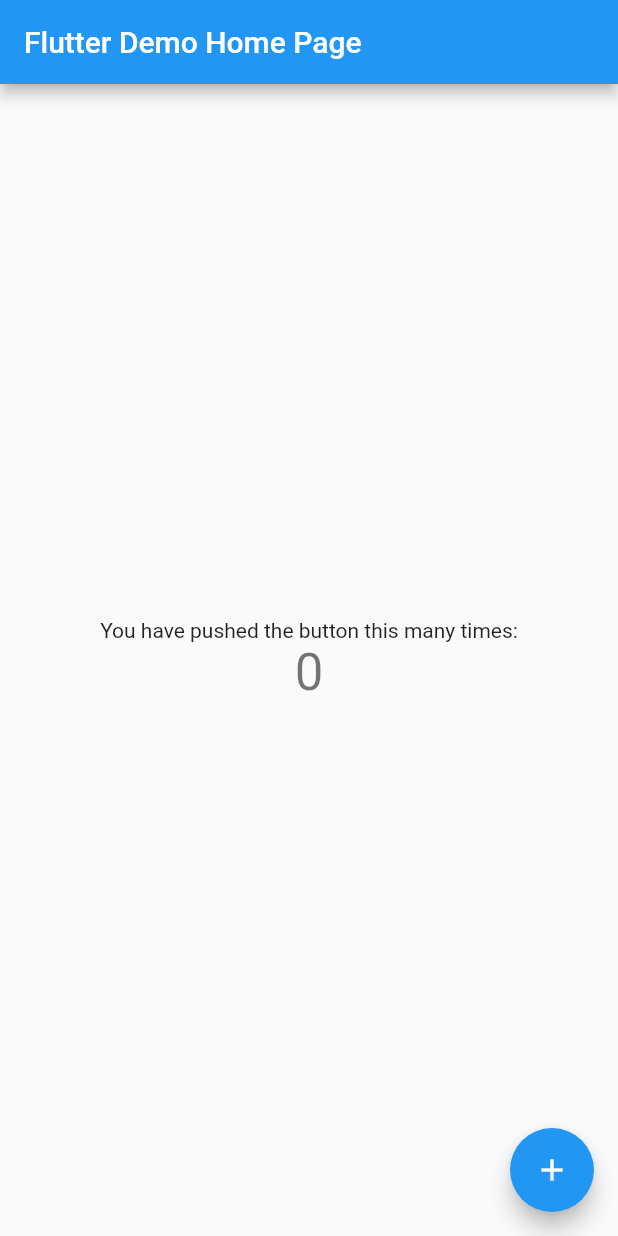
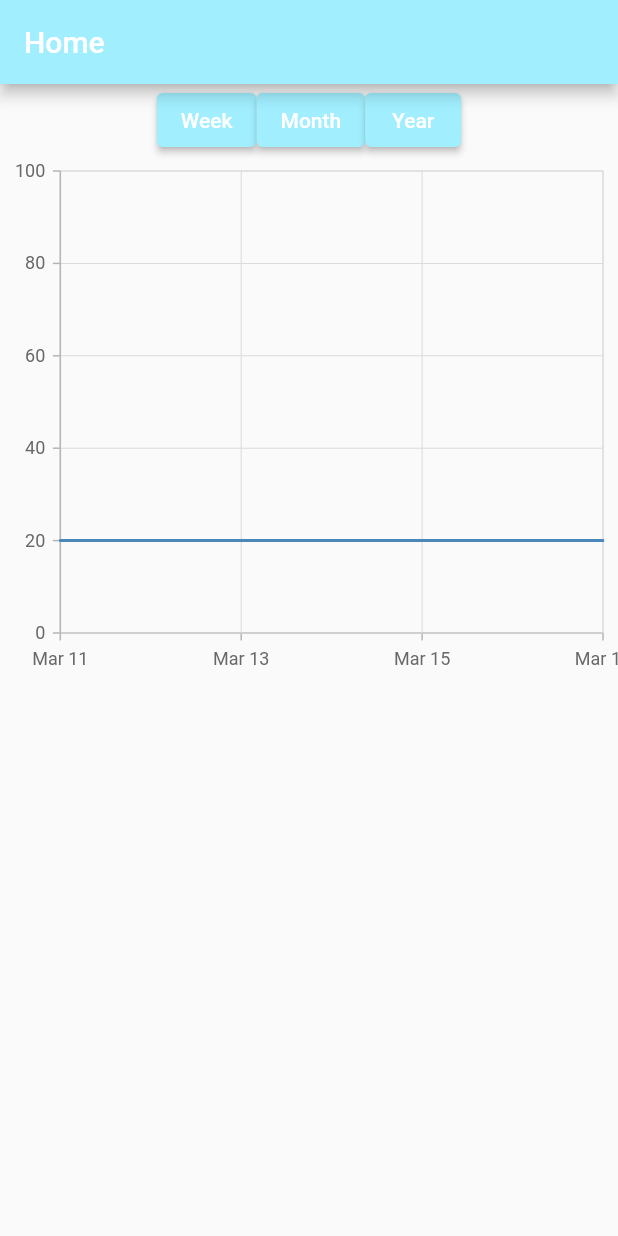
Before and after one commit to GDSC-UTokyo/hackathon__mental-app__mobile, a Flutter app: the screen it shows after launch, on a phone screen of 412 x 824 dp. Run offline on Flutter 3.47's test engine with Material 2 defaults, Android fonts, the phone set to English and light mode, and no system bars; our stand-ins replace google_fonts, routemaster, syncfusion_flutter_charts.

Commit message:
create theme

```diff
--- a/lib/app.dart
+++ b/lib/app.dart
@@ -0,0 +1,24 @@
+import 'package:routemaster/routemaster.dart';
+import 'package:flutter/material.dart';
+import 'package:app/screens/home/home.dart';
+import 'package:app/screens/home/unknown.dart';
+
+class MyApp extends StatelessWidget {
+  const MyApp({super.key});
+
+  @override
+  Widget build(BuildContext context) {
+    return MaterialApp.router(
+      routerDelegate: RoutemasterDelegate(
+        routesBuilder: (context) => RouteMap(
+          onUnknownRoute: (path) =>
+              const MaterialPage(child: UnknownPage()), //FIXME:
+          routes: {
+            '/': (_) => const MaterialPage(child: HomePage()),
+          },
+        ),
+      ),
+      routeInformationParser: const RoutemasterParser(),
+    );
+  }
+}
--- a/lib/main.dart
+++ b/lib/main.dart
@@ -1,115 +1,15 @@
 import 'package:flutter/material.dart';
+import 'package:provider/provider.dart';
+import "package:app/app.dart";
+import 'package:app/theme/theme.dart';
 
 void main() {
-  runApp(const MyApp());
+  runApp(
+    MultiProvider(
+      providers: [
+        ChangeNotifierProvider(create: (_) => ThemeProvider()),
+      ],
+      child: const MyApp(),
+    ),
+  );
 }
-
-class MyApp extends StatelessWidget {
-  const MyApp({super.key});
-
-  // This widget is the root of your application.
-  @override
-  Widget build(BuildContext context) {
-    return MaterialApp(
-      title: 'Flutter Demo',
-      theme: ThemeData(
-        // This is the theme of your application.
-        //
-        // Try running your application with "flutter run". You'll see the
-        // application has a blue toolbar. Then, without quitting the app, try
-        // changing the primarySwatch below to Colors.green and then invoke
-        // "hot reload" (press "r" in the console where you ran "flutter run",
-        // or simply save your changes to "hot reload" in a Flutter IDE).
-        // Notice that the counter didn't reset back to zero; the application
-        // is not restarted.
-        primarySwatch: Colors.blue,
-      ),
-      home: const MyHomePage(title: 'Flutter Demo Home Page'),
-    );
-  }
-}
-
-class MyHomePage extends StatefulWidget {
-  const MyHomePage({super.key, required this.title});
-
-  // This widget is the home page of your application. It is stateful, meaning
-  // that it has a State object (defined below) that contains fields that affect
-  // how it looks.
-
-  // This class is the configuration for the state. It holds the values (in this
-  // case the title) provided by the parent (in this case the App widget) and
-  // used by the build method of the State. Fields in a Widget subclass are
-  // always marked "final".
-
-  final String title;
-
-  @override
-  State<MyHomePage> createState() => _MyHomePageState();
-}
-
-class _MyHomePageState extends State<MyHomePage> {
-  int _counter = 0;
-
-  void _incrementCounter() {
-    setState(() {
-      // This call to setState tells the Flutter framework that something has
-      // changed in this State, which causes it to rerun the build method below
-      // so that the display can reflect the updated values. If we changed
-      // _counter without calling setState(), then the build method would not be
-      // called again, and so nothing would appear to happen.
-      _counter++;
-    });
-  }
-
-  @override
-  Widget build(BuildContext context) {
-    // This method is rerun every time setState is called, for instance as done
-    // by the _incrementCounter method above.
-    //
-    // The Flutter framework has been optimized to make rerunning build methods
-    // fast, so that you can just rebuild anything that needs updating rather
-    // than having to individually change instances of widgets.
-    return Scaffold(
-      appBar: AppBar(
-        // Here we take the value from the MyHomePage object that was created by
-        // the App.build method, and use it to set our appbar title.
-        title: Text(widget.title),
-      ),
-      body: Center(
-        // Center is a layout widget. It takes a single child and positions it
-        // in the middle of the parent.
-        child: Column(
-          // Column is also a layout widget. It takes a list of children and
-          // arranges them vertically. By default, it sizes itself to fit its
-          // children horizontally, and tries to be as tall as its parent.
-          //
-          // Invoke "debug painting" (press "p" in the console, choose the
-          // "Toggle Debug Paint" action from the Flutter Inspector in Android
-          // Studio, or the "Toggle Debug Paint" command in Visual Studio Code)
-          // to see the wireframe for each widget.
-          //
-          // Column has various properties to control how it sizes itself and
-          // how it positions its children. Here we use mainAxisAlignment to
-          // center the children vertically; the main axis here is the vertical
-          // axis because Columns are vertical (the cross axis would be
-          // horizontal).
-          mainAxisAlignment: MainAxisAlignment.center,
-          children: <Widget>[
-            const Text(
-              'You have pushed the button this many times:',
-            ),
-            Text(
-              '$_counter',
-              style: Theme.of(context).textTheme.headlineMedium,
-            ),
-          ],
-        ),
-      ),
-      floatingActionButton: FloatingActionButton(
-        onPressed: _incrementCounter,
-        tooltip: 'Increment',
-        child: const Icon(Icons.add),
-      ), // This trailing comma makes auto-formatting nicer for build methods.
-    );
-  }
-}
--- /dev/null
+++ b/lib/screens/home/home.dart
@@ -0,0 +1,135 @@
+import 'package:app/theme/theme.dart';
+import 'package:flutter/material.dart';
+import 'package:syncfusion_flutter_charts/charts.dart';
+import 'package:provider/provider.dart';
+import 'dart:math';
+
+class HomePage extends StatefulWidget {
+  const HomePage({super.key});
+
+  @override
+  _HomePageState createState() => _HomePageState();
+}
+
+class _HomePageState extends State<HomePage> {
+  String _period = 'week';
+  List<Data> _data = [];
+
+  @override
+  void initState() {
+    super.initState();
+    _data = _generateData();
+  }
+
+  List<Data> _generateData() {
+    final now = DateTime.now();
+    List<Data> data = [];
+
+    switch (_period) {
+      case 'week':
+        for (int i = 6; i >= 0; i--) {
+          final date = now.subtract(Duration(days: i));
+          final value = Random().nextInt(100).toDouble();
+          data.add(Data(date, value));
+        }
+        break;
+      case 'month':
+        for (int i = 29; i >= 0; i--) {
+          final date = now.subtract(Duration(days: i));
+          final value = Random().nextInt(100).toDouble();
+          data.add(Data(date, value));
+        }
+        break;
+      case 'year':
+        for (int i = 365; i >= 0; i--) {
+          final date = now.subtract(Duration(days: i));
+          final value = Random().nextInt(100).toDouble();
+          data.add(Data(date, value));
+        }
+        break;
+    }
+
+    return data;
+  }
+
+  @override
+  Widget build(BuildContext context) {
+    const double yAxisMin = 0;
+    const double yAxisMax = 100;
+    final themeColor = Provider.of<ThemeProvider>(context).theme.colorTheme;
+
+    return Scaffold(
+      appBar: AppBar(
+        title: const Text('Home'),
+        backgroundColor: themeColor.primary,
+      ),
+      body: SizedBox(
+        height: 400,
+        child: Column(
+          crossAxisAlignment: CrossAxisAlignment.stretch,
+          children: [
+            Row(
+              mainAxisAlignment: MainAxisAlignment.center,
+              children: [
+                ElevatedButton(
+                  style: ElevatedButton.styleFrom(
+                      backgroundColor: themeColor.primary),
+                  onPressed: () {
+                    setState(() {
+                      _period = 'week';
+                      _data = _generateData();
+                    });
+                  },
+                  child: const Text('Week'),
+                ),
+                ElevatedButton(
+                  style: ElevatedButton.styleFrom(
+                      backgroundColor: themeColor.primary),
+                  onPressed: () {
+                    setState(() {
+                      _period = 'month';
+                      _data = _generateData();
+                    });
+                  },
+                  child: const Text('Month'),
+                ),
+                ElevatedButton(
+                  style: ElevatedButton.styleFrom(
+                      backgroundColor: themeColor.primary),
+                  onPressed: () {
+                    setState(() {
+                      _period = 'year';
+                      _data = _generateData();
+                    });
+                  },
+                  child: const Text('Year'),
+                ),
+              ],
+            ),
+            Expanded(
+              child: SfCartesianChart(
+                primaryXAxis: DateTimeAxis(),
+                series: <ChartSeries<Data, DateTime>>[
+                  LineSeries<Data, DateTime>(
+                    dataSource: _data,
+                    xValueMapper: (Data data, _) => data.date,
+                    yValueMapper: (Data data, _) => data.value,
+                  ),
+                ],
+                primaryYAxis: NumericAxis(minimum: yAxisMin, maximum: yAxisMax),
+              ),
+            ),
+          ],
+        ),
+      ),
+    );
+  }
+}
+
+// グラフに表示するデータのクラス
+class Data {
+  final DateTime date;
+  final double value;
+
+  Data(this.date, this.value);
+}
--- /dev/null
+++ b/lib/theme/theme.dart
@@ -0,0 +1,63 @@
+import 'package:flutter/material.dart';
+import 'color.dart';
+import 'text.dart';
+
+class ThemeProvider with ChangeNotifier {
+  AppTheme get theme => AppTheme.light();
+}
+
+class AppTheme {
+  AppTheme({
+    required this.themeMode,
+    required this.themeData,
+    required this.textTheme,
+    required this.colorTheme,
+  });
+
+  factory AppTheme.light() {
+    const themeMode = ThemeMode.light;
+    final colorTheme = AppColorTheme.light();
+    // final constantsTheme = AppConstantsTheme.light();
+    final textTheme = AppTextTheme(colorTheme);
+    final themeData = ThemeData.light().copyWith(
+      useMaterial3: true,
+      scaffoldBackgroundColor: colorTheme.background,
+      primaryColor: colorTheme.primary,
+      primaryColorLight: colorTheme.secondary,
+      appBarTheme: AppBarTheme(
+        color: colorTheme.background,
+        titleTextStyle: TextStyle(color: colorTheme.text),
+      ),
+      navigationBarTheme: NavigationBarThemeData(
+        indicatorColor: colorTheme.secondaryTransparent,
+        backgroundColor: colorTheme.background,
+        surfaceTintColor: colorTheme.white[0],
+        shadowColor: colorTheme.primary,
+        labelTextStyle: MaterialStateProperty.resolveWith(
+          (states) {
+            if (states.any(
+              {
+                MaterialState.selected,
+              }.contains,
+            )) {
+              return textTheme.regular;
+            }
+            return textTheme.regular.textColor(colorTheme.grey[1]);
+          },
+        ),
+      ),
+      textTheme: ThemeData.light().textTheme,
+    );
+    return AppTheme(
+      themeMode: themeMode,
+      themeData: themeData,
+      textTheme: AppTextTheme(colorTheme),
+      colorTheme: colorTheme,
+    );
+  }
+
+  final ThemeMode themeMode;
+  final ThemeData themeData;
+  final AppTextTheme textTheme;
+  final AppColorTheme colorTheme;
+}
--- a/pubspec.yaml
+++ b/pubspec.yaml
@@ -35,6 +35,10 @@ dependencies:
   # The following adds the Cupertino Icons font to your application.
   # Use with the CupertinoIcons class for iOS style icons.
   cupertino_icons: ^1.0.2
+  routemaster: ^1.0.1
+  provider: ^6.0.5
+  syncfusion_flutter_charts: ^20.4.54
+  google_fonts: ^4.0.3
 
 dev_dependencies:
   flutter_test:
```
Also changed, not shown: lib/screens/home/unknown.dart (added, +21 -0 lines), lib/theme/color.dart (added, +72 -0 lines), lib/theme/text.dart (added, +73 -0 lines), pubspec.lock, 11 other files.
